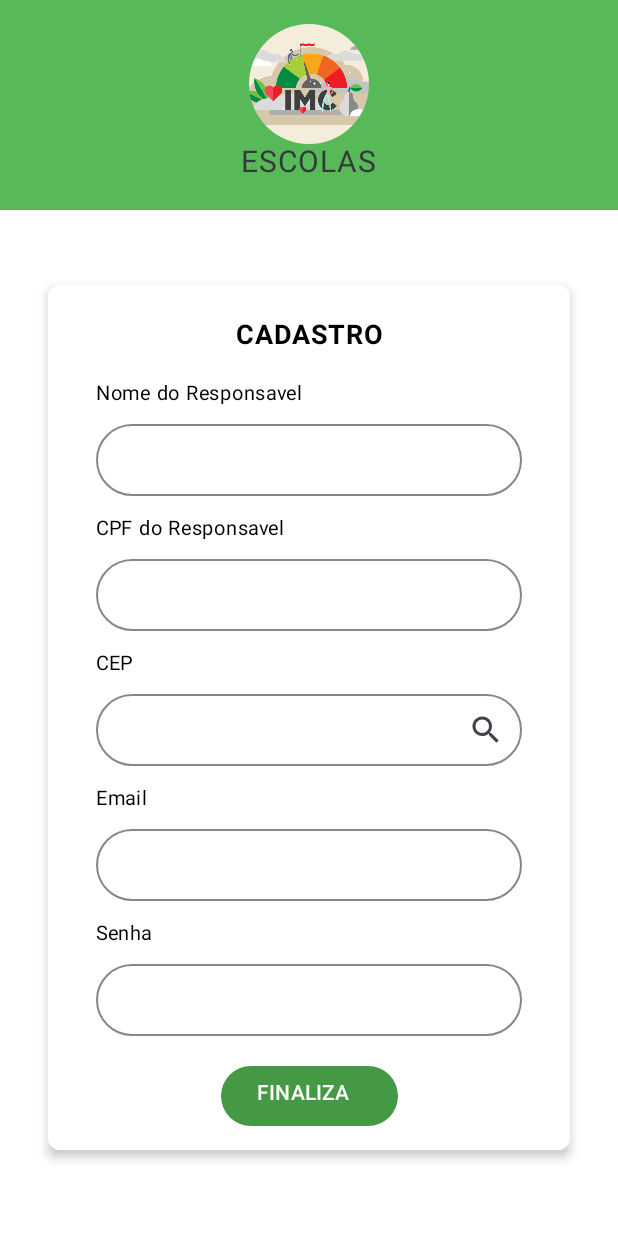
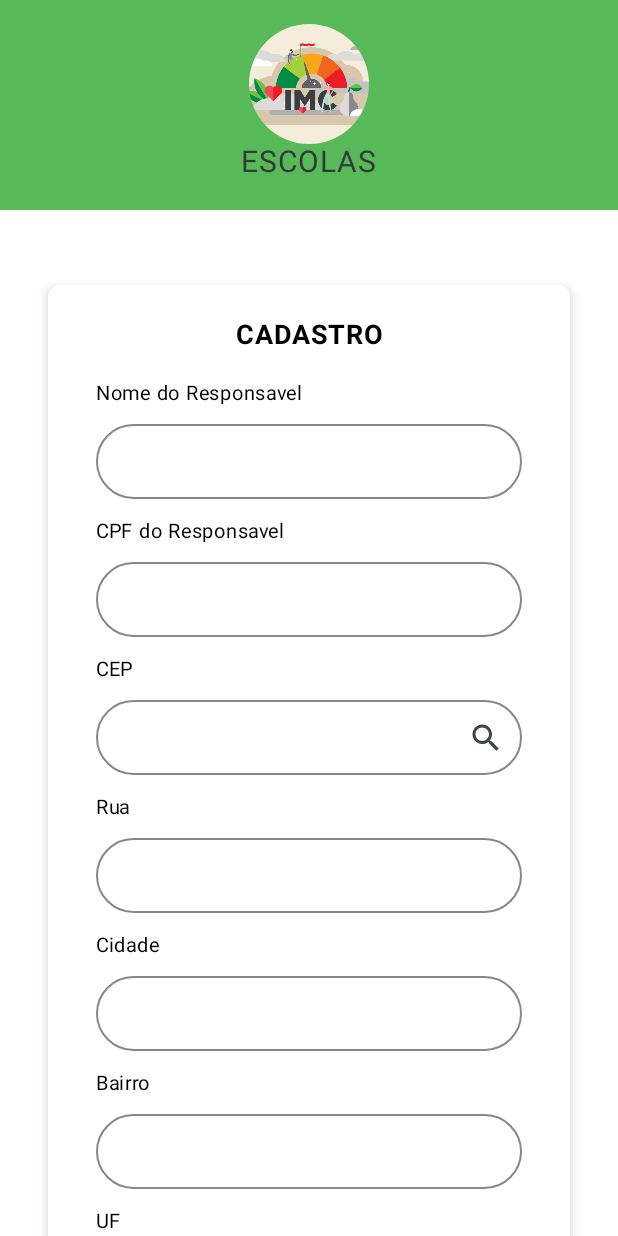
Before and after one commit to MatheusAndrade60/Vagas_Escola, an Android app built with Jetpack Compose: the CadastroScreen screen opened through its navigation route, on a phone screen of 412 x 824 dp. Run offline under Robolectric (Android 15) with nearby library versions, the phone set to English and light mode, and no system bars; our stand-ins replace Room's generated code.

```diff
--- a/app/src/main/java/br/com/fiap/projeto_vagas_escola/MainActivity.kt
+++ b/app/src/main/java/br/com/fiap/projeto_vagas_escola/MainActivity.kt
@@ -37,9 +37,9 @@ class MainActivity : ComponentActivity() {
                         composable(route = "cadastro") {
                             CadastroScreen(navController)
                         }
-//                        composable(route = "home") {
-//                            HomeScreen(navController)
-//                        }
+                        composable(route = "home") {
+                            HomeScreen(navController)
+                        }
                     }
                 }
             }
--- a/app/src/main/java/br/com/fiap/projeto_vagas_escola/database/dao/UsuarioDb.kt
+++ b/app/src/main/java/br/com/fiap/projeto_vagas_escola/database/dao/UsuarioDb.kt
@@ -19,7 +19,7 @@ abstract class UsuarioDb : RoomDatabase(){
                     .databaseBuilder(
                         context,
                         UsuarioDb::class.java,
-                        "usuario_db"
+                        "usuarios_db"
                     )
                     .allowMainThreadQueries()
                     .fallbackToDestructiveMigration()
--- a/app/src/main/java/br/com/fiap/projeto_vagas_escola/model/Usuario.kt
+++ b/app/src/main/java/br/com/fiap/projeto_vagas_escola/model/Usuario.kt
@@ -3,12 +3,16 @@ package br.com.fiap.projeto_vagas_escola.model
 import androidx.room.Entity
 import androidx.room.PrimaryKey
 
-@Entity(tableName = "TB_USUARIO")
+@Entity(tableName = "TB_USUARIOS")
 data class Usuario(
     @PrimaryKey(autoGenerate = true) var id_usuario : Long = 0,
     var nome_responsavel : String = "",
     var cpf_responsavel : String = "",
     var cep : String = "",
+    var rua : String = "",
+    var cidade : String = "",
+    var bairro : String = "",
+    var uf : String = "",
     var email : String = "",
     var senha : String = "",
 )
--- a/app/src/main/java/br/com/fiap/projeto_vagas_escola/screens/CadastroScreen.kt
+++ b/app/src/main/java/br/com/fiap/projeto_vagas_escola/screens/CadastroScreen.kt
@@ -1,7 +1,6 @@
 package br.com.fiap.projeto_vagas_escola.screens
 
 import android.util.Log
-import androidx.annotation.experimental.Experimental
 import androidx.compose.foundation.background
 import androidx.compose.foundation.layout.Box
 import androidx.compose.foundation.layout.Column
@@ -20,7 +19,6 @@ import androidx.compose.material3.Button
 import androidx.compose.material3.ButtonDefaults
 import androidx.compose.material3.Card
 import androidx.compose.material3.CardDefaults
-import androidx.compose.material3.ExperimentalMaterial3Api
 import androidx.compose.material3.Icon
 import androidx.compose.material3.IconButton
 import androidx.compose.material3.OutlinedTextField
@@ -38,14 +36,15 @@ import androidx.compose.ui.res.colorResource
 import androidx.compose.ui.text.font.FontWeight
 import androidx.compose.ui.text.input.KeyboardType
 import androidx.compose.ui.text.style.TextAlign
-import androidx.compose.ui.tooling.preview.Preview
 import androidx.compose.ui.unit.dp
 import androidx.compose.ui.unit.sp
-import androidx.navigation.NavController
 import br.com.fiap.projeto_vagas_escola.R
 import br.com.fiap.projeto_vagas_escola.component.Header
 import androidx.compose.runtime.*
 import androidx.compose.ui.platform.LocalContext
+import androidx.compose.ui.tooling.preview.Preview
+import androidx.navigation.NavBackStackEntry
+import androidx.navigation.NavController
 import br.com.fiap.projeto_vagas_escola.database.repository.UsuarioRepository
 import br.com.fiap.projeto_vagas_escola.model.Endereco
 import br.com.fiap.projeto_vagas_escola.model.Usuario
@@ -54,12 +53,10 @@ import kotlinx.coroutines.*
 import retrofit2.Call
 import retrofit2.Callback
 import retrofit2.Response
-import kotlinx.serialization.Serializable
-import kotlinx.serialization.json.Json
-import java.net.URL
 
 @Composable
-fun CadastroScreen(navController: NavController) {
+fun CadastroScreen(navController: NavController
+) {
     var nome_responsavel by remember {
         mutableStateOf("")
     }
@@ -68,6 +65,9 @@ fun CadastroScreen(navController: NavController) {
     }
     var cep by remember {
         mutableStateOf("")
+    }
+    var cepState by remember {
+        mutableStateOf(Endereco())
     }
     var email by remember {
         mutableStateOf("")
@@ -92,7 +92,7 @@ fun CadastroScreen(navController: NavController) {
             }//Medoto que ira retornar um layout para o Header
 
             //Card para cadastrar um usuario
-            item {
+            item() {
                 Column(
                     horizontalAlignment = Alignment.CenterHorizontally,
                     modifier = Modifier
@@ -102,8 +102,9 @@ fun CadastroScreen(navController: NavController) {
                     val context = LocalContext.current
                     val usuarioRepository = UsuarioRepository(context)
 
-                    Card(modifier = Modifier
-                        .fillMaxWidth(),
+                    Card(
+                        modifier = Modifier
+                            .fillMaxWidth(),
                         colors = CardDefaults.cardColors(Color.White),
                         elevation = CardDefaults.cardElevation(defaultElevation = 4.dp),
                         shape = RoundedCornerShape(8.dp)
@@ -139,7 +140,7 @@ fun CadastroScreen(navController: NavController) {
                                 },
                                 modifier = Modifier
                                     .fillMaxWidth()
-                                    .height(height = 48.dp),
+                                    .height(height = 50.dp),
                                 colors = OutlinedTextFieldDefaults.colors(
                                     unfocusedBorderColor = colorResource(id = R.color.gray),
                                     focusedBorderColor = colorResource(id = R.color.black)
@@ -163,7 +164,7 @@ fun CadastroScreen(navController: NavController) {
                                     },
                                     modifier = Modifier
                                         .fillMaxWidth()
-                                        .height(height = 48.dp),
+                                        .height(height = 50.dp),
                                     colors = OutlinedTextFieldDefaults.colors(
                                         unfocusedBorderColor = colorResource(id = R.color.gray),
                                         focusedBorderColor = colorResource(id = R.color.black)
@@ -187,7 +188,7 @@ fun CadastroScreen(navController: NavController) {
                                     },
                                     modifier = Modifier
                                         .fillMaxWidth()
-                                        .height(height = 48.dp),
+                                        .height(height = 50.dp),
                                     colors = OutlinedTextFieldDefaults.colors(
                                         unfocusedBorderColor = colorResource(id = R.color.gray),
                                         focusedBorderColor = colorResource(id = R.color.black)
@@ -196,12 +197,14 @@ fun CadastroScreen(navController: NavController) {
                                     keyboardOptions = KeyboardOptions(keyboardType = KeyboardType.Number),
                                     trailingIcon = {
                                         IconButton(onClick = {
-                                            var call = RetrofitFactory().getCepService().getEnderecoByCep(cep = cep)
+                                            val call = RetrofitFactory().getCepService().getEnderecoByCep(cep = cep)
                                             call.enqueue(object : Callback<Endereco>{
                                                 override fun onResponse(
                                                     call: Call<Endereco>,
                                                     response: Response<Endereco>
-                                                ){}
+                                                ){
+                                                    cepState = response.body()!!
+                                                }
                                                 override fun onFailure(call: Call<Endereco>, t: Throwable) {
                                                     Log.i("API", "onResponse: ${t.message}")
                                                 }
@@ -211,6 +214,95 @@ fun CadastroScreen(navController: NavController) {
                                         }
                                     }
                                 )
+
+                            Spacer(modifier = Modifier.height(10.dp))
+                            Text(
+                                text = "Rua",
+                                modifier = Modifier.padding(bottom = 8.dp),
+                                fontSize = 13.sp,
+                                fontWeight = FontWeight.Normal,
+                                color = Color.Black
+                            )
+                            OutlinedTextField(
+                                value = cepState.rua,
+                                onValueChange = {
+
+                                },
+                                modifier = Modifier
+                                    .fillMaxWidth()
+                                    .height(height = 50.dp),
+                                colors = OutlinedTextFieldDefaults.colors(
+                                    unfocusedBorderColor = colorResource(id = R.color.gray),
+                                    focusedBorderColor = colorResource(id = R.color.black)
+                                ),
+                                shape = RoundedCornerShape(30.dp),
+                                keyboardOptions = KeyboardOptions(keyboardType = KeyboardType.Text),
+                            )
+
+                            Spacer(modifier = Modifier.height(10.dp))
+                            Text(
+                                text = "Cidade",
+                                modifier = Modifier.padding(bottom = 8.dp),
+                                fontSize = 13.sp,
+                                fontWeight = FontWeight.Normal,
+                                color = Color.Black
+                            )
+                            OutlinedTextField(
+                                value = cepState.cidade,
+                                onValueChange = {},
+                                modifier = Modifier
+                                    .fillMaxWidth()
+                                    .height(height = 50.dp),
+                                colors = OutlinedTextFieldDefaults.colors(
+                                    unfocusedBorderColor = colorResource(id = R.color.gray),
+                                    focusedBorderColor = colorResource(id = R.color.black)
+                                ),
+                                shape = RoundedCornerShape(30.dp),
+                                keyboardOptions = KeyboardOptions(keyboardType = KeyboardType.Text),
+                            )
+
+                            Spacer(modifier = Modifier.height(10.dp))
+                            Text(
+                                text = "Bairro",
+                                modifier = Modifier.padding(bottom = 8.dp),
+                                fontSize = 13.sp,
+                                fontWeight = FontWeight.Normal,
+                                color = Color.Black
+                            )
+                            OutlinedTextField(
+                                value = cepState.bairro,
+                                onValueChange = {},
+                                modifier = Modifier
+                                    .fillMaxWidth()
+                                    .height(height = 50.dp),
+                                colors = OutlinedTextFieldDefaults.colors(
+                                    unfocusedBorderColor = colorResource(id = R.color.gray),
+                                    focusedBorderColor = colorResource(id = R.color.black)
+                                ),
+                                shape = RoundedCornerShape(30.dp),
+                                keyboardOptions = KeyboardOptions(keyboardType = KeyboardType.Text),
+                            )
+
+                            Spacer(modifier = Modifier.height(10.dp))
+                            Text(
+                                text = "UF",
+                                modifier = Modifier.padding(bottom = 8.dp),
+                                fontSize = 13.sp,
+                                fontWeight = FontWeight.Normal,
+                                color = Color.Black
+                            )
+                            OutlinedTextField(
+                                value = cepState.uf,
+                                onValueChange = {},
+                                modifier = Modifier
+                                    .fillMaxWidth()
+                                    .height(height = 50.dp),
+                                colors = OutlinedTextFieldDefaults.colors(
+                                    unfocusedBorderColor = colorResource(id = R.color.gray),
+                                    focusedBorderColor = colorResource(id = R.color.black)
+                                ),
+                                shape = RoundedCornerShape(30.dp),
+                            )
 
                             Spacer(modifier = Modifier.height(10.dp))
                             Text(
@@ -227,13 +319,13 @@ fun CadastroScreen(navController: NavController) {
                                 },
                                 modifier = Modifier
                                     .fillMaxWidth()
-                                    .height(height = 48.dp),
+                                    .height(height = 50.dp),
                                 colors = OutlinedTextFieldDefaults.colors(
                                     unfocusedBorderColor = colorResource(id = R.color.gray),
                                     focusedBorderColor = colorResource(id = R.color.black)
                                 ),
                                 shape = RoundedCornerShape(30.dp),
-                                keyboardOptions = KeyboardOptions(keyboardType = KeyboardType.Email),
+                                keyboardOptions = KeyboardOptions(keyboardType = KeyboardType.Text),
                             )
 
                             Spacer(modifier = Modifier.height(10.dp))
@@ -251,13 +343,13 @@ fun CadastroScreen(navController: NavController) {
                                 },
                                 modifier = Modifier
                                     .fillMaxWidth()
-                                    .height(height = 48.dp),
+                                    .height(height = 50.dp),
                                 colors = OutlinedTextFieldDefaults.colors(
                                     unfocusedBorderColor = colorResource(id = R.color.gray),
                                     focusedBorderColor = colorResource(id = R.color.black)
                                 ),
                                 shape = RoundedCornerShape(30.dp),
-                                keyboardOptions = KeyboardOptions(keyboardType = KeyboardType.Password),
+                                keyboardOptions = KeyboardOptions(keyboardType = KeyboardType.Number),
                             )
 
                             Spacer(modifier = Modifier.height(20.dp))
@@ -269,6 +361,10 @@ fun CadastroScreen(navController: NavController) {
                                         nome_responsavel = nome_responsavel,
                                         cpf_responsavel = cpf_responsavel,
                                         cep = cep,
+                                        rua = cepState.rua,
+                                        cidade = cepState.cidade,
+                                        bairro = cepState.bairro,
+                                        uf = cepState.uf,
                                         email = email,
                                         senha = senha
                                    )
--- a/app/src/main/java/br/com/fiap/projeto_vagas_escola/screens/HomeScreen.kt
+++ b/app/src/main/java/br/com/fiap/projeto_vagas_escola/screens/HomeScreen.kt
@@ -24,7 +24,7 @@ import androidx.compose.ui.tooling.preview.Preview
 import androidx.navigation.NavController
 
 @Composable
-fun HomeScreen() {
+fun HomeScreen(navController: NavController) {
     Box(
         modifier = Modifier
             .fillMaxSize()
@@ -107,8 +107,8 @@ fun HomeScreen() {
 }
 
 
-@Preview(showBackground = true, showSystemUi = true)
-@Composable
-fun HomeScreenPreview() {
-    HomeScreen()
-}
+//@Preview(showBackground = true, showSystemUi = true)
+//@Composable
+//fun HomeScreenPreview() {
+//    HomeScreen()
+//}
```
